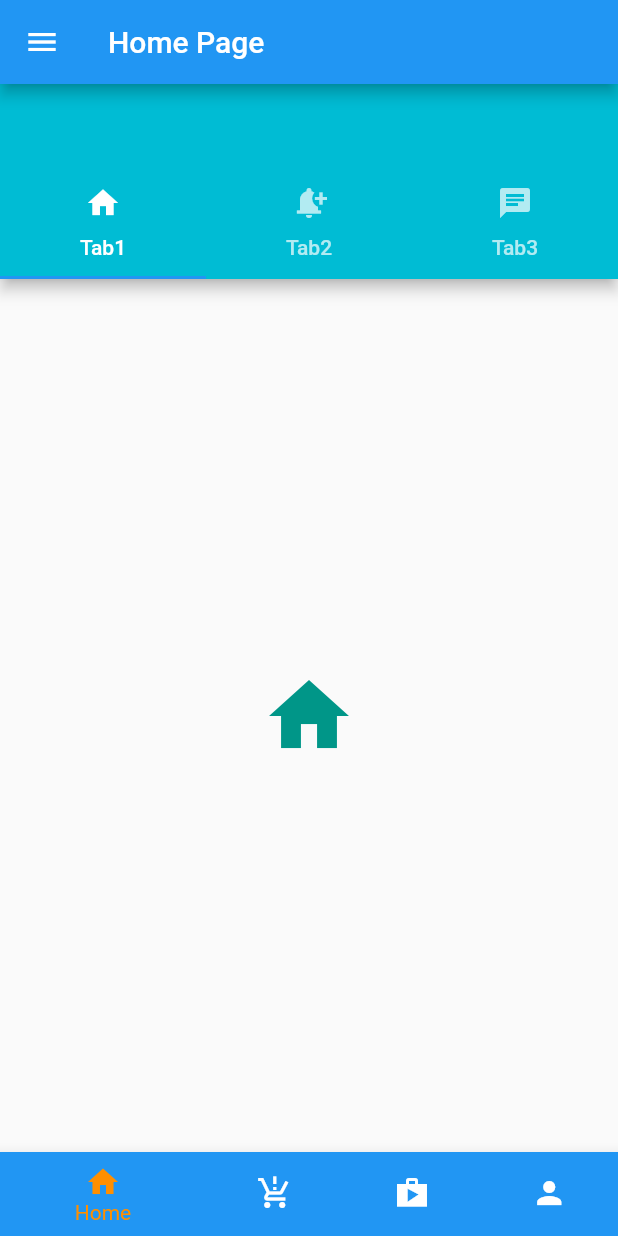
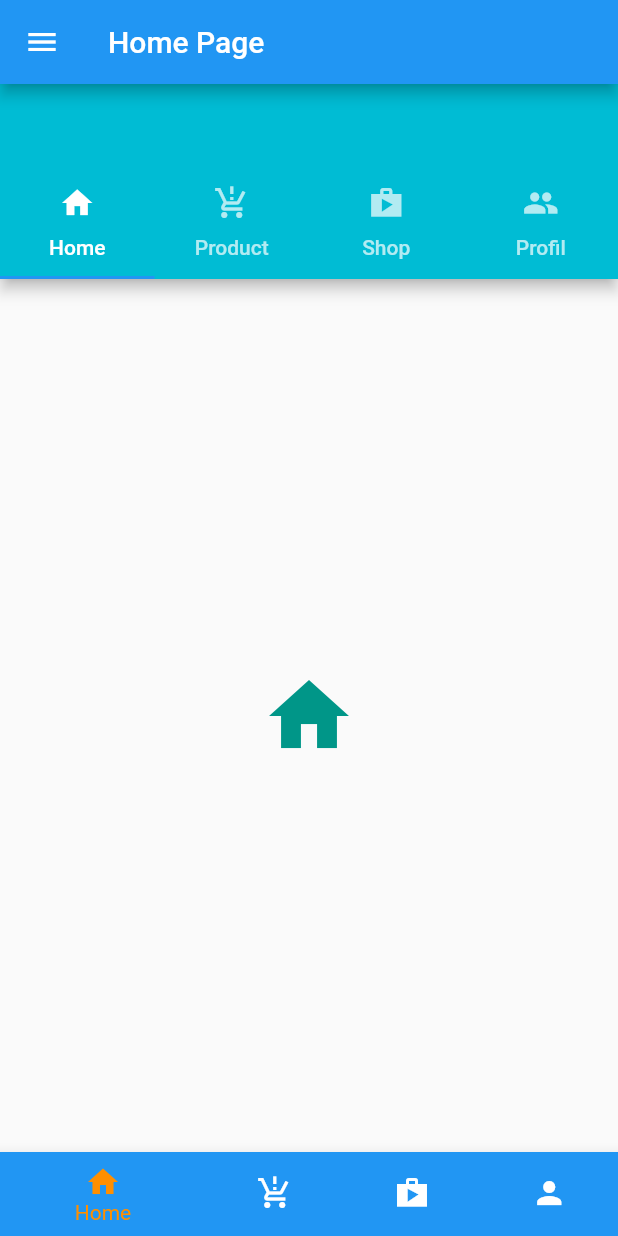
Before and after one commit to limfiq/flutter, a Flutter app: the screen it shows after launch, on a phone screen of 412 x 824 dp. Run offline on Flutter 3.47's test engine with Material 2 defaults, Android fonts, the phone set to English and light mode, and no system bars; our stand-ins replace fluttertoast.

Commit message:
update 4 Desember 2022 lagi

```diff
--- a/navigasi/lib/home.dart
+++ b/navigasi/lib/home.dart
@@ -47,10 +47,10 @@ class _HomePageState extends State<HomePage> {
                   ),
                 ),
                 accountName: Text(
-                  "Ufiq",
+                  "Pesulap Merah",
                   style: TextStyle(fontSize: 20),
                 ),
-                accountEmail: Text("mtaufiq39@gmail.com"),
+                accountEmail: Text("pm@gmail.com"),
               ),
             ),
             //menu
@@ -144,13 +144,18 @@ class HomeData extends StatelessWidget {
     final _TabPages = <Widget>[
       const Center(child: Icon(Icons.home, size: 64.0, color: Colors.teal)),
       const Center(
-          child: Icon(Icons.notification_add, size: 64.0, color: Colors.cyan)),
-      const Center(child: Icon(Icons.chat, size: 64.0, color: Colors.blue)),
+          child: Icon(Icons.production_quantity_limits_sharp,
+              size: 64.0, color: Colors.cyan)),
+      const Center(
+          child: Icon(Icons.shop_sharp, size: 64.0, color: Colors.blue)),
+      const Center(child: Icon(Icons.people, size: 64.0, color: Colors.blue)),
     ];
     final _kTabs = <Tab>[
-      const Tab(icon: Icon(Icons.home), text: 'Tab1'),
-      const Tab(icon: Icon(Icons.notification_add), text: 'Tab2'),
-      const Tab(icon: Icon(Icons.chat), text: 'Tab3'),
+      const Tab(icon: Icon(Icons.home), text: 'Home'),
+      const Tab(
+          icon: Icon(Icons.production_quantity_limits_sharp), text: 'Product'),
+      const Tab(icon: Icon(Icons.shop_sharp), text: 'Shop'),
+      const Tab(icon: Icon(Icons.people), text: 'Profil'),
     ];
     return DefaultTabController(
       length: _kTabs.length,
--- a/navigasi/lib/product.dart
+++ b/navigasi/lib/product.dart
@@ -13,13 +13,17 @@ class _ProductPageState extends State<ProductPage>
 
   static const _kTabPages = <Widget>[
     Center(child: Icon(Icons.home, size: 64.0, color: Colors.teal)),
-    Center(child: Icon(Icons.notification_add, size: 64.0, color: Colors.cyan)),
-    Center(child: Icon(Icons.chat, size: 64.0, color: Colors.blue)),
+    Center(
+        child: Icon(Icons.production_quantity_limits_sharp,
+            size: 64.0, color: Colors.cyan)),
+    Center(child: Icon(Icons.shop_sharp, size: 64.0, color: Colors.blue)),
+    Center(child: Icon(Icons.people, size: 64.0, color: Colors.blue)),
   ];
   static const _kTabs = <Tab>[
-    Tab(icon: Icon(Icons.home), text: 'Tab1'),
-    Tab(icon: Icon(Icons.notification_add), text: 'Tab2'),
-    Tab(icon: Icon(Icons.chat), text: 'Tab3'),
+    Tab(icon: Icon(Icons.home), text: 'Home'),
+    Tab(icon: Icon(Icons.production_quantity_limits_sharp), text: 'Product'),
+    Tab(icon: Icon(Icons.shop_sharp), text: 'Shop'),
+    Tab(icon: Icon(Icons.people), text: 'Profil'),
   ];
 
   @override
```
